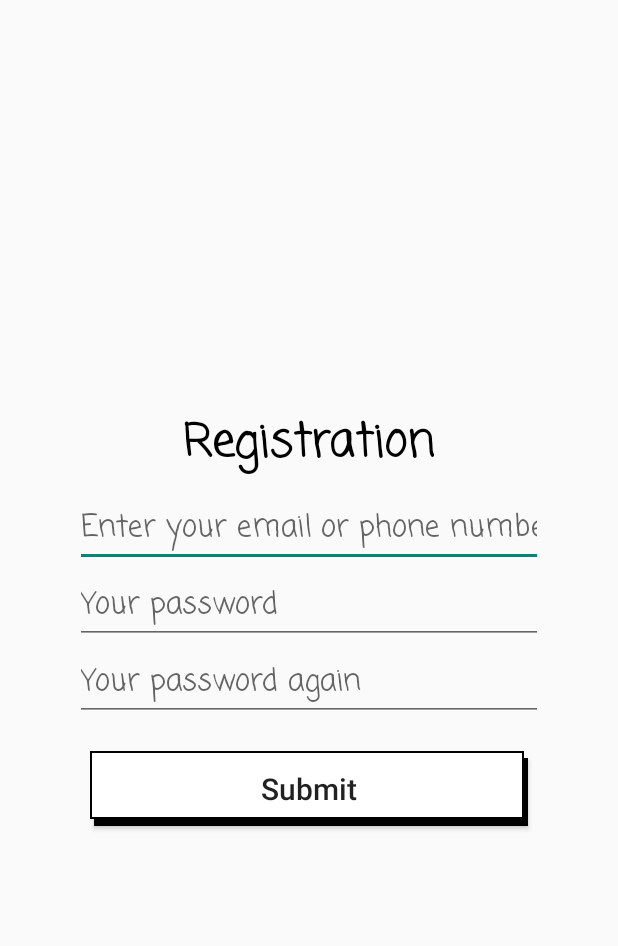
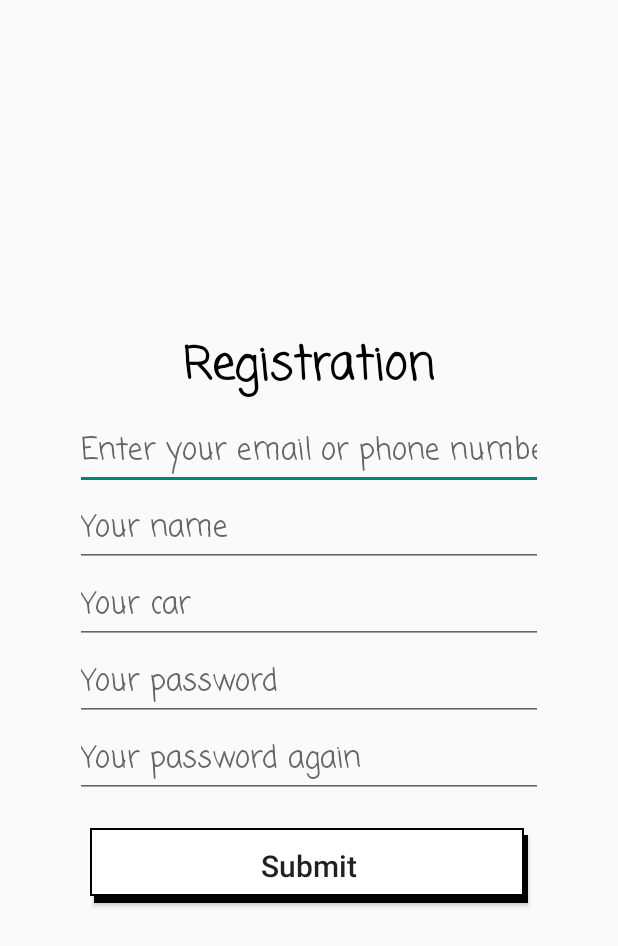
Before and after one commit to Dzhalolov/DriverEstimation, an Android app: the fragment RegistrationFragment shown on its own in the app's theme, on a phone screen of 412 x 824 dp. Shown: the top 946 px of the screen. Run offline under Robolectric (Android 15) with nearby library versions, the phone set to English and light mode, and no system bars.

Commit message:
add auth

```diff
--- a/app/src/main/java/ru/example/driverestimation/ui/auth/RegistrationFragment.kt
+++ b/app/src/main/java/ru/example/driverestimation/ui/auth/RegistrationFragment.kt
@@ -1,13 +1,24 @@
 package ru.example.driverestimation.ui.auth
 
 import android.os.Bundle
+import android.util.Log
 import android.view.LayoutInflater
 import android.view.View
 import android.view.ViewGroup
+import android.widget.Toast
 import androidx.fragment.app.Fragment
+import kotlinx.android.synthetic.main.fr_auth.*
+import kotlinx.android.synthetic.main.fr_registration.*
+import kotlinx.android.synthetic.main.fr_registration.et_email
 import ru.example.driverestimation.R
+import ru.example.driverestimation.model.User
+import ru.example.driverestimation.utils.SharedPreferencesHelper
+import java.util.*
 
 class RegistrationFragment : Fragment() {
+
+    private val TAG: String = "DEBUG_TAG"
+    var mSharedPreferencesHelper: SharedPreferencesHelper? = null
 
     companion object {
         fun newInstance(): RegistrationFragment {
@@ -28,4 +39,31 @@ class RegistrationFragment : Fragment() {
         return inflater.inflate(R.layout.fr_registration, container, false)
     }
 
+    override fun onActivityCreated(savedInstanceState: Bundle?) {
+        super.onActivityCreated(savedInstanceState)
+
+        mSharedPreferencesHelper = SharedPreferencesHelper(activity!!)
+
+        btn_registration_submit.setOnClickListener {
+            if (isDataValid()) {
+                val user = User(
+                    (UUID.randomUUID().toString()).toLong(),
+                    et_email.text.toString(),
+                    et_registration_name.text.toString(),
+                    et_password.text.toString(),
+                    et_registration_car_name.text.toString(),
+                    ""
+                )
+                Log.d(TAG, "onActivityCreated: " + user.toString())
+                //mSharedPreferencesHelper?.addUser(user)
+                fragmentManager?.popBackStack()
+                Toast.makeText(activity, "Successful registration!", Toast.LENGTH_SHORT).show()
+            }
+        }
+    }
+
+    private fun isDataValid(): Boolean {
+        return true
+    }
+
 }
--- a/app/src/main/res/layout/fr_registration.xml
+++ b/app/src/main/res/layout/fr_registration.xml
@@ -8,25 +8,39 @@
 
     <TextView
         style="@style/tv_title_style"
-        android:text="Registration" />
+        android:text="@string/registration" />
 
     <EditText
         android:id="@+id/et_email"
         style="@style/et_change_password_style"
-        android:hint="Enter your email or phone number"
+        android:hint="@string/enter_your_email_or_phone_number"
+        android:text=""
+        tools:ignore="TextFields" />
+
+    <EditText
+        android:id="@+id/et_registration_name"
+        style="@style/et_change_password_style"
+        android:hint="@string/your_name"
+        android:text=""
+        tools:ignore="TextFields" />
+
+    <EditText
+        android:id="@+id/et_registration_car_name"
+        style="@style/et_change_password_style"
+        android:hint="@string/your_car"
         android:text=""
         tools:ignore="TextFields" />
 
     <EditText
         android:id="@+id/et_registration_password"
         style="@style/et_change_password_style"
-        android:hint="Your password"
+        android:hint="@string/your_password"
         android:text="" />
 
     <EditText
         android:id="@+id/et_registration_password_again"
         style="@style/et_change_password_style"
-        android:hint="Your password again"
+        android:hint="@string/your_password_again"
         android:text="" />
 
     <Button
--- a/app/src/main/res/values/strings.xml
+++ b/app/src/main/res/values/strings.xml
@@ -12,4 +12,15 @@
     <string name="email">email</string>
     <string name="car">car</string>
     <string name="change_photo">Change photo</string>
+    <string name="registration">Registration</string>
+    <string name="enter_your_email_or_phone_number">Enter your email or phone number</string>
+    <string name="your_password">Your password</string>
+    <string name="your_password_again">Your password again</string>
+    <string name="authentication">Authentication</string>
+    <string name="forgot_your_password">Forgot your password?</string>
+    <string name="sign_in">Sign in</string>
+    <string name="sign_up">Sign up</string>
+    <string name="being_first_here_sign_up">Being first here? Sign up!</string>
+    <string name="your_name">Your name</string>
+    <string name="your_car">Your car</string>
 </resources>
```
Also changed, not shown: app/src/main/java/ru/example/driverestimation/ui/auth/AuthFragment.kt (+19 -0 lines), app/src/main/res/layout/fr_auth.xml (+8 -13 lines), app/src/main/res/values/styles.xml (+9 -0 lines).
